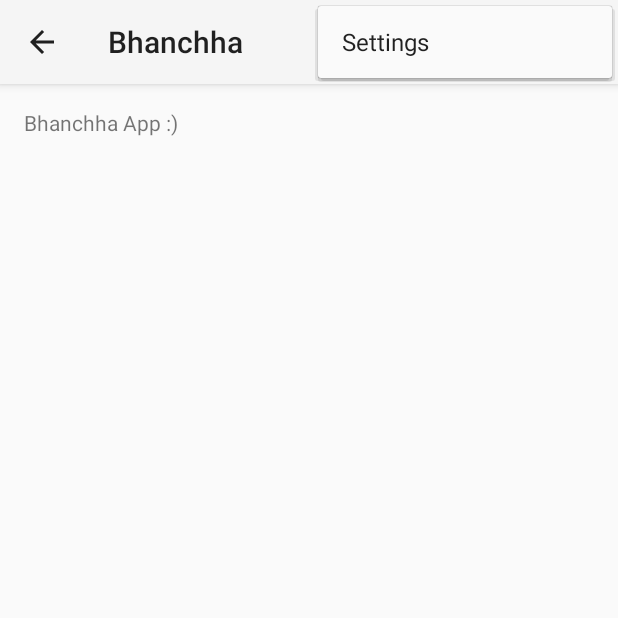
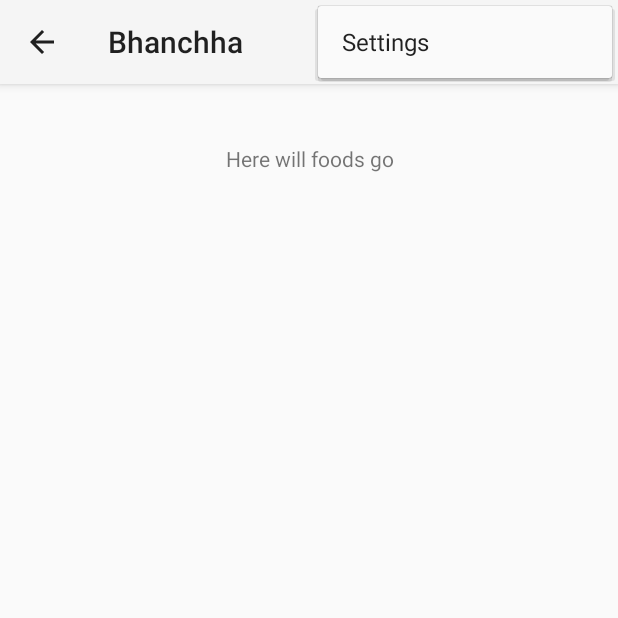
Before and after one commit to qod7/bhancha_app, an Android app: the screen it shows after launch (Main), with the options menu open, on a phone screen of 412 x 824 dp, the top half of it. Run offline under Robolectric (Android 15) with nearby library versions, the phone set to English and light mode, and no system bars; 2 statements that could not run were skipped.

Commit message:
Made separate fragments browsing food, cook, favorites; applied about bhanchha background

```diff
--- /dev/null
+++ b/app/src/main/java/com/bhanchha/app/BrowseFoodFragment.java
@@ -0,0 +1,72 @@
+package com.bhanchha.app;
+
+
+
+import android.os.Bundle;
+import android.app.Fragment;
+import android.view.LayoutInflater;
+import android.view.View;
+import android.view.ViewGroup;
+
+
+
+/**
+ * A simple {@link Fragment} subclass.
+ * Use the {@link BrowseFoodFragment#newInstance} factory method to
+ * create an instance of this fragment.
+ *
+ */
+public class BrowseFoodFragment extends Fragment {
+    // TODO: Rename parameter arguments, choose names that match
+    // the fragment initialization parameters, e.g. ARG_ITEM_NUMBER
+    private static final String ARG_PARAM1 = "param1";
+    private static final String ARG_PARAM2 = "param2";
+
+    // TODO: Rename and change types of parameters
+    private String mParam1;
+    private String mParam2;
+
+
+    /**
+     * Use this factory method to create a new instance of
+     * this fragment using the provided parameters.
+     *
+     * @param param1 Parameter 1.
+     * @param param2 Parameter 2.
+     * @return A new instance of fragment BrowseFoodFragment.
+     */
+    // TODO: Rename and change types and number of parameters
+    public static BrowseFoodFragment newInstance(String param1, String param2) {
+        BrowseFoodFragment fragment = new BrowseFoodFragment();
+        Bundle args = new Bundle();
+        args.putString(ARG_PARAM1, param1);
+        args.putString(ARG_PARAM2, param2);
+        fragment.setArguments(args);
+        return fragment;
+    }
+    public static BrowseFoodFragment newInstance() {
+        BrowseFoodFragment fragment = new BrowseFoodFragment();
+        return fragment;
+    }
+    public BrowseFoodFragment() {
+        // Required empty public constructor
+    }
+
+    @Override
+    public void onCreate(Bundle savedInstanceState) {
+        super.onCreate(savedInstanceState);
+        if (getArguments() != null) {
+            mParam1 = getArguments().getString(ARG_PARAM1);
+            mParam2 = getArguments().getString(ARG_PARAM2);
+        }
+    }
+
+    @Override
+    public View onCreateView(LayoutInflater inflater, ViewGroup container,
+                             Bundle savedInstanceState) {
+        // Inflate the layout for this fragment
+        return inflater.inflate(R.layout.fragment_browse_food, container, false);
+    }
+
+
+}
--- a/app/src/main/java/com/bhanchha/app/NavigationDrawerFragment.java
+++ b/app/src/main/java/com/bhanchha/app/NavigationDrawerFragment.java
@@ -105,7 +105,7 @@ public class NavigationDrawerFragment extends Fragment {
                 new String[]{
                         getString(R.string.title_section_browse_food),
                         getString(R.string.title_section_browse_cook),
-                        getString(R.string.title_section_browse_favorites),
+                        getString(R.string.title_section_browse_favorite),
                         getString(R.string.title_section_about_bhanchha),
                 }));
         mDrawerListView.setItemChecked(mCurrentSelectedPosition, true);
@@ -191,7 +191,7 @@ public class NavigationDrawerFragment extends Fragment {
     }
 
     private void selectItem(int position) {
-        if (position <= getResources().getInteger(R.integer.drawer_position_browse_favorites)) {
+        if (position <= getResources().getInteger(R.integer.drawer_position_browse_favorite)) {
             mCurrentSelectedPosition = position;
             if (mDrawerListView != null) {
                 mDrawerListView.setItemChecked(position, true);
--- /dev/null
+++ b/app/src/main/res/drawable-xhdpi/about_bhanchha_bg.xml
@@ -0,0 +1,6 @@
+<?xml version="1.0" encoding="utf-8"?>
+<bitmap xmlns:android="http://schemas.android.com/apk/res/android"
+    android:src="@drawable/about_bg"
+    android:gravity="fill_vertical|center_horizontal"
+    android:alpha="0.4">
+</bitmap>
--- a/app/src/main/res/layout/activity_about_bhanchha.xml
+++ b/app/src/main/res/layout/activity_about_bhanchha.xml
@@ -3,4 +3,5 @@
     android:id="@+id/pager"
     android:layout_width="match_parent"
     android:layout_height="match_parent"
-    tools:context="com.bhanchha.app.AboutBhanchhaActivity" />
+    tools:context="com.bhanchha.app.AboutBhanchhaActivity"
+    android:background="@drawable/about_bhanchha_bg"/>
--- /dev/null
+++ b/app/src/main/res/layout/fragment_browse_food.xml
@@ -0,0 +1,15 @@
+<FrameLayout xmlns:android="http://schemas.android.com/apk/res/android"
+    xmlns:tools="http://schemas.android.com/tools"
+    android:layout_width="match_parent"
+    android:layout_height="match_parent"
+    tools:context="com.bhanchha.app.BrowseFoodFragment">
+
+    <!-- TODO: Update blank fragment layout -->
+    <TextView
+        android:layout_width="match_parent"
+        android:layout_height="wrap_content"
+        android:text="Here will foods go"
+        android:gravity="center"
+        android:layout_margin="40dp"/>
+
+</FrameLayout>
--- a/app/src/main/res/values/strings.xml
+++ b/app/src/main/res/values/strings.xml
@@ -4,18 +4,17 @@
     <string name="app_name">Bhanchha</string>
     <string name="title_section_browse_food">Browse by Food</string>
     <string name="title_section_browse_cook">Browse by Cook</string>
-    <string name="title_section_browse_favorites">Favorites</string>
+    <string name="title_section_browse_favorite">Favorites</string>
     <string name="title_section_about_bhanchha">About Bhanchha</string>
-
     <string name="navigation_drawer_open">Open navigation drawer</string>
     <string name="navigation_drawer_close">Close navigation drawer</string>
     <string name="action_example">Example action</string>
     <string name="action_settings">Settings</string>
     <string name="hello_world">Hello world!</string>
 
-
     <integer name="drawer_position_browse_food">0</integer>
     <integer name="drawer_position_browse_cook">1</integer>
-    <integer name="drawer_position_browse_favorites">2</integer>
+    <integer name="drawer_position_browse_favorite">2</integer>
     <integer name="drawer_position_about_bhanchha">3</integer>
+
 </resources>
```
Also changed, not shown: app/src/main/java/com/bhanchha/app/BrowseCookFragment.java (added, +70 -0 lines), app/src/main/java/com/bhanchha/app/BrowseFavoriteFragment.java (added, +70 -0 lines), app/src/main/java/com/bhanchha/app/Main.java (+22 -5 lines), app/src/main/res/layout/fragment_browse_cook.xml (added, +15 -0 lines), app/src/main/res/layout/fragment_browse_favorite.xml (added, +15 -0 lines).
